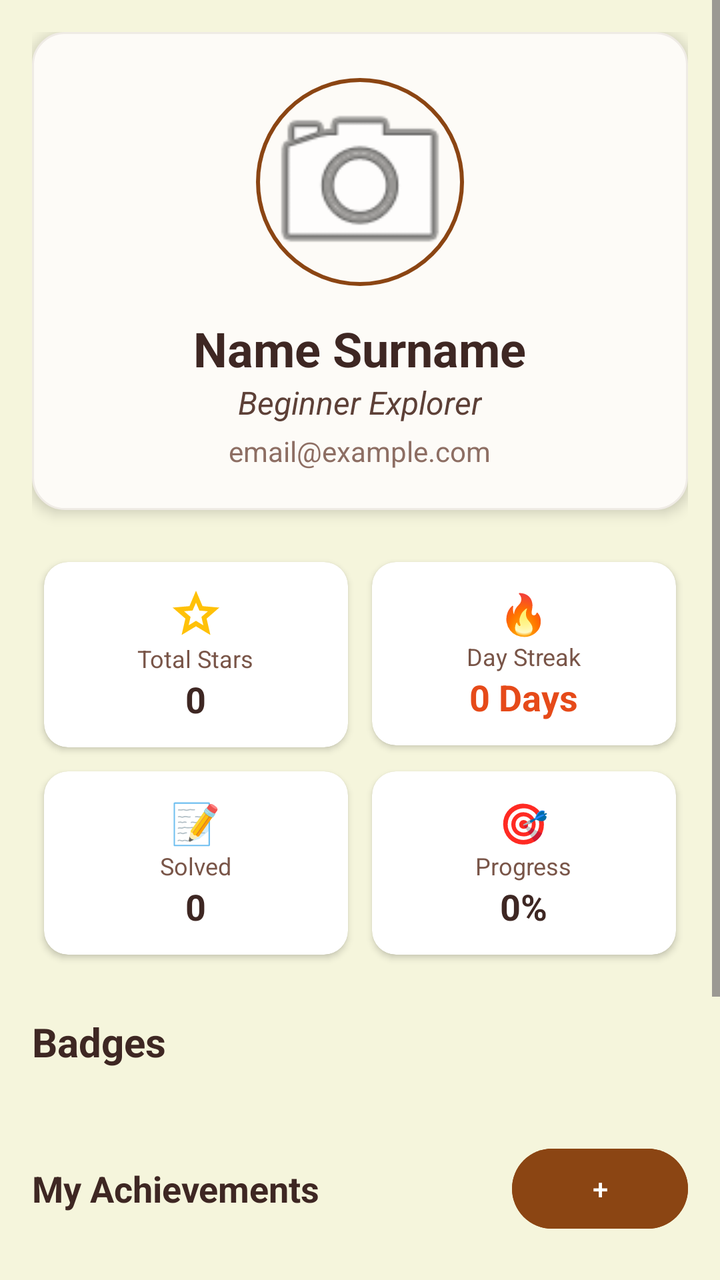
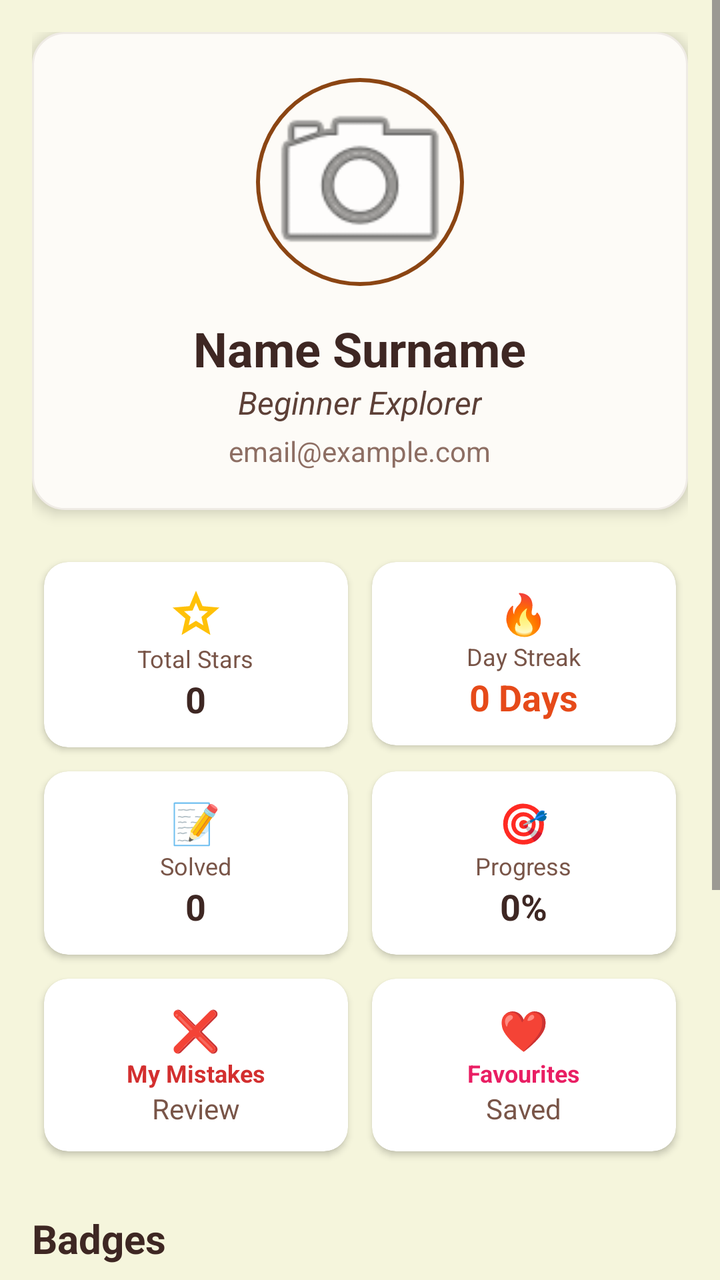

Compare the two renders of this Android layout. The source of the first and the diff that turns it into the second are given below.
<!-- AndroidManifest.xml: application theme Theme.OlympMathMentor -->
<!-- res/layout/fragment_profile.xml -->
<?xml version="1.0" encoding="utf-8"?>
<ScrollView xmlns:android="http://schemas.android.com/apk/res/android"
    xmlns:app="http://schemas.android.com/apk/res-auto"
    android:layout_width="match_parent"
    android:layout_height="match_parent"
    android:background="#F5F5DC">

    <LinearLayout
        android:layout_width="match_parent"
        android:layout_height="wrap_content"
        android:orientation="vertical"
        android:padding="16dp">

        <LinearLayout
            android:layout_width="match_parent"
            android:layout_height="wrap_content"
            android:gravity="center"
            android:orientation="vertical"
            android:padding="20dp"
            android:background="@drawable/rounded_header_bg"
            android:elevation="4dp">

            <com.google.android.material.imageview.ShapeableImageView
                android:id="@+id/profileImage"
                android:layout_width="110dp"
                android:layout_height="110dp"
                android:padding="4dp"
                android:scaleType="centerCrop"
                app:shapeAppearanceOverlay="@style/CircleImage"
                android:src="@android:drawable/ic_menu_camera"
                app:strokeColor="#8B4513"
                app:strokeWidth="2dp" />

            <TextView
                android:id="@+id/tvFullName"
                android:layout_width="wrap_content"
                android:layout_height="wrap_content"
                android:layout_marginTop="12dp"
                android:text="Name Surname"
                android:textColor="#3E2723"
                android:textSize="24sp"
                android:textStyle="bold" />

            <TextView
                android:id="@+id/tvUserStatus"
                android:layout_width="wrap_content"
                android:layout_height="wrap_content"
                android:text="Beginner Explorer"
                android:textColor="#5D4037"
                android:textSize="16sp"
                android:textStyle="italic" />

            <TextView
                android:id="@+id/tvEmail"
                android:layout_width="wrap_content"
                android:layout_height="wrap_content"
                android:layout_marginTop="4dp"
                android:text="email@example.com"
                android:textColor="#8D6E63"
                android:textSize="14sp" />
        </LinearLayout>

        <GridLayout
            android:layout_width="match_parent"
            android:layout_height="wrap_content"
            android:layout_marginTop="20dp"
            android:columnCount="2"
            android:alignmentMode="alignMargins"
            android:rowCount="2">

            <androidx.cardview.widget.CardView
                android:layout_width="0dp"
                android:layout_height="wrap_content"
                android:layout_columnWeight="1"
                android:layout_margin="6dp"
                app:cardCornerRadius="12dp"
                app:cardElevation="2dp">
                <LinearLayout
                    android:layout_width="match_parent"
                    android:layout_height="wrap_content"
                    android:orientation="vertical"
                    android:padding="12dp"
                    android:gravity="center">
                    <ImageView android:layout_width="28dp" android:layout_height="28dp" android:src="@drawable/ic_star" app:tint="#FFC107"/>
                    <TextView android:layout_width="wrap_content" android:layout_height="wrap_content" android:text="Total Stars" android:textSize="12sp" android:textColor="#795548"/>
                    <TextView android:id="@+id/tvTotalStars" android:layout_width="wrap_content" android:layout_height="wrap_content" android:text="0" android:textSize="18sp" android:textStyle="bold" android:textColor="#3E2723"/>
                </LinearLayout>
            </androidx.cardview.widget.CardView>

            <androidx.cardview.widget.CardView
                android:layout_width="0dp"
                android:layout_height="wrap_content"
                android:layout_columnWeight="1"
                android:layout_margin="6dp"
                app:cardCornerRadius="12dp"
                app:cardElevation="2dp">
                <LinearLayout
                    android:layout_width="match_parent"
                    android:layout_height="wrap_content"
                    android:orientation="vertical"
                    android:padding="12dp"
                    android:gravity="center">
                    <TextView android:layout_width="wrap_content" android:layout_height="wrap_content" android:text="🔥" android:textSize="20sp"/>
                    <TextView android:layout_width="wrap_content" android:layout_height="wrap_content" android:text="Day Streak" android:textSize="12sp" android:textColor="#795548"/>
                    <TextView android:id="@+id/tvStreakDays" android:layout_width="wrap_content" android:layout_height="wrap_content" android:text="0 Days" android:textSize="18sp" android:textStyle="bold" android:textColor="#E64A19"/>
                </LinearLayout>
            </androidx.cardview.widget.CardView>

            <androidx.cardview.widget.CardView
                android:layout_width="0dp"
                android:layout_height="wrap_content"
                android:layout_columnWeight="1"
                android:layout_margin="6dp"
                app:cardCornerRadius="12dp"
                app:cardElevation="2dp">
                <LinearLayout
                    android:layout_width="match_parent"
                    android:layout_height="wrap_content"
                    android:orientation="vertical"
                    android:padding="12dp"
                    android:gravity="center">
                    <TextView android:layout_width="wrap_content" android:layout_height="wrap_content" android:text="📝" android:textSize="20sp"/>
                    <TextView android:layout_width="wrap_content" android:layout_height="wrap_content" android:text="Solved" android:textSize="12sp" android:textColor="#795548"/>
                    <TextView android:id="@+id/tvSolvedProblems" android:layout_width="wrap_content" android:layout_height="wrap_content" android:text="0" android:textSize="18sp" android:textStyle="bold" android:textColor="#3E2723"/>
                </LinearLayout>
            </androidx.cardview.widget.CardView>

            <androidx.cardview.widget.CardView
                android:layout_width="0dp"
                android:layout_height="wrap_content"
                android:layout_columnWeight="1"
                android:layout_margin="6dp"
                app:cardCornerRadius="12dp"
                app:cardElevation="2dp">
                <LinearLayout
                    android:layout_width="match_parent"
                    android:layout_height="wrap_content"
                    android:orientation="vertical"
                    android:padding="12dp"
                    android:gravity="center">
                    <TextView android:layout_width="wrap_content" android:layout_height="wrap_content" android:text="🎯" android:textSize="20sp"/>
                    <TextView android:layout_width="wrap_content" android:layout_height="wrap_content" android:text="Progress" android:textSize="12sp" android:textColor="#795548"/>
                    <TextView android:id="@+id/tvAccuracy" android:layout_width="wrap_content" android:layout_height="wrap_content" android:text="0%" android:textSize="18sp" android:textStyle="bold" android:textColor="#3E2723"/>
                </LinearLayout>
            </androidx.cardview.widget.CardView>
        </GridLayout>

        <TextView
            android:layout_width="match_parent"
            android:layout_height="wrap_content"
            android:layout_marginTop="24dp"
            android:text="Badges"
            android:textSize="20sp"
            android:textStyle="bold"
            android:textColor="#3E2723"/>

        <HorizontalScrollView
            android:layout_width="match_parent"
            android:layout_height="wrap_content"
            android:layout_marginTop="8dp"
            android:scrollbars="none">
            <LinearLayout
                android:id="@+id/badgeContainer"
                android:layout_width="wrap_content"
                android:layout_height="wrap_content"
                android:orientation="horizontal"
                android:padding="4dp">
            </LinearLayout>
        </HorizontalScrollView>

        <LinearLayout
            android:layout_width="match_parent"
            android:layout_height="wrap_content"
            android:layout_marginTop="20dp"
            android:orientation="horizontal"
            android:gravity="center_vertical">
            <TextView
                android:layout_width="0dp"
                android:layout_height="wrap_content"
                android:layout_weight="1"
                android:text="My Achievements"
                android:textSize="18sp"
                android:textStyle="bold"
                android:textColor="#3E2723" />
            <Button
                android:id="@+id/btnAddAchievement"
                android:layout_width="wrap_content"
                android:layout_height="wrap_content"
                android:backgroundTint="#8B4513"
                android:textColor="@color/white"
                android:text="+" />
        </LinearLayout>
        <LinearLayout
            android:id="@+id/containerAchievements"
            android:layout_width="match_parent"
            android:layout_height="wrap_content"
            android:orientation="vertical" />

        <LinearLayout
            android:layout_width="match_parent"
            android:layout_height="wrap_content"
            android:layout_marginTop="20dp"
            android:orientation="horizontal"
            android:gravity="center_vertical">
            <TextView
                android:layout_width="0dp"
                android:layout_height="wrap_content"
                android:layout_weight="1"
                android:text="Current Goals"
                android:textSize="18sp"
                android:textStyle="bold"
                android:textColor="#3E2723" />
            <Button
                android:id="@+id/btnAddGoal"
                android:layout_width="wrap_content"
                android:layout_height="wrap_content"
                android:backgroundTint="#8B4513"
                android:textColor="@color/white"
                android:text="+" />
        </LinearLayout>
        <LinearLayout
            android:id="@+id/containerCurrentGoals"
            android:layout_width="match_parent"
            android:layout_height="wrap_content"
            android:orientation="vertical" />

        <TextView
            android:layout_width="match_parent"
            android:layout_height="wrap_content"
            android:text="Completed Goals"
            android:layout_marginTop="20dp"
            android:textSize="16sp"
            android:textColor="#5D4037"
            android:textStyle="italic"/>
        <LinearLayout
            android:id="@+id/containerCompletedGoals"
            android:layout_width="match_parent"
            android:layout_height="wrap_content"
            android:orientation="vertical" />

        <Button
            android:id="@+id/btnLogout"
            android:layout_width="match_parent"
            android:layout_height="wrap_content"
            android:text="Log Out"
            android:layout_marginTop="30dp"
            android:backgroundTint="#3E2723"
            android:textColor="@color/white" />

    </LinearLayout>
</ScrollView>
<!-- resources referenced by this layout -->
<resources>
  <color name="white">#FFFFFF</color>
  <!-- drawable ic_star (drawable) -->
  <vector xmlns:android="http://schemas.android.com/apk/res/android" android:height="24dp" android:tint="#000000" android:viewportHeight="960" android:viewportWidth="960" android:width="24dp">
        
      <path android:fillColor="@android:color/white" android:pathData="M354,673L480,597L606,674L573,530L684,434L538,421L480,285L422,420L276,433L387,530L354,673ZM233,840L298,559L80,370L368,345L480,80L592,345L880,370L662,559L727,840L480,691L233,840ZM480,490L480,490L480,490L480,490L480,490L480,490L480,490L480,490L480,490L480,490Z"/>
      
  </vector>
  <!-- drawable rounded_header_bg (drawable) -->
  <?xml version="1.0" encoding="utf-8"?>
  <shape xmlns:android="http://schemas.android.com/apk/res/android"
      android:shape="rectangle">
  
      <solid android:color="#FDFBF7" />
  
      <corners android:radius="16dp" />
  
      <stroke
          android:width="1dp"
          android:color="#EFEBE5" />
  
  </shape>
  <style name="CircleImage" parent="">
          <item name="cornerFamily">rounded</item>
          <item name="cornerSize">50%</item>
      </style>
  <style name="Theme.OlympMathMentor" parent="Base.Theme.OlympMathMentor" />
  <style name="Base.Theme.OlympMathMentor" parent="Theme.Material3.DayNight.NoActionBar">
          
          
      </style>
</resources>

<!-- the commit's change to res/layout/fragment_profile.xml (unified diff, before → after) -->
@@ -11,6 +11,7 @@
         android:orientation="vertical"
         android:padding="16dp">
 
+        
         <LinearLayout
             android:layout_width="match_parent"
             android:layout_height="wrap_content"
@@ -60,14 +61,17 @@
                 android:textSize="14sp" />
         </LinearLayout>
 
+        
+        
         <GridLayout
             android:layout_width="match_parent"
             android:layout_height="wrap_content"
             android:layout_marginTop="20dp"
             android:columnCount="2"
             android:alignmentMode="alignMargins"
-            android:rowCount="2">
-
+            android:rowCount="3">
+
+            
             <androidx.cardview.widget.CardView
                 android:layout_width="0dp"
                 android:layout_height="wrap_content"
@@ -87,6 +91,7 @@
                 </LinearLayout>
             </androidx.cardview.widget.CardView>
 
+            
             <androidx.cardview.widget.CardView
                 android:layout_width="0dp"
                 android:layout_height="wrap_content"
@@ -106,6 +111,7 @@
                 </LinearLayout>
             </androidx.cardview.widget.CardView>
 
+            
             <androidx.cardview.widget.CardView
                 android:layout_width="0dp"
                 android:layout_height="wrap_content"
@@ -125,6 +131,7 @@
                 </LinearLayout>
             </androidx.cardview.widget.CardView>
 
+            
             <androidx.cardview.widget.CardView
                 android:layout_width="0dp"
                 android:layout_height="wrap_content"
@@ -143,8 +150,58 @@
                     <TextView android:id="@+id/tvAccuracy" android:layout_width="wrap_content" android:layout_height="wrap_content" android:text="0%" android:textSize="18sp" android:textStyle="bold" android:textColor="#3E2723"/>
                 </LinearLayout>
             </androidx.cardview.widget.CardView>
+
+            
+            <androidx.cardview.widget.CardView
+                android:id="@+id/cvMyMistakes"
+                android:layout_width="0dp"
+                android:layout_height="wrap_content"
+                android:layout_columnWeight="1"
+                android:layout_margin="6dp"
+                app:cardCornerRadius="12dp"
+                app:cardElevation="2dp"
+                android:clickable="true"
+                android:focusable="true"
+                android:foreground="?android:attr/selectableItemBackground">
+                <LinearLayout
+                    android:layout_width="match_parent"
+                    android:layout_height="wrap_content"
+                    android:orientation="vertical"
+                    android:padding="12dp"
+                    android:gravity="center">
+                    <TextView android:layout_width="wrap_content" android:layout_height="wrap_content" android:text="❌" android:textSize="20sp"/>
+                    <TextView android:layout_width="wrap_content" android:layout_height="wrap_content" android:text="My Mistakes" android:textSize="12sp" android:textColor="#D32F2F" android:textStyle="bold"/>
+                    <TextView android:layout_width="wrap_content" android:layout_height="wrap_content" android:text="Review" android:textSize="14sp" android:textColor="#795548"/>
+                </LinearLayout>
+            </androidx.cardview.widget.CardView>
+
+            
+            <androidx.cardview.widget.CardView
+                android:id="@+id/cvFavourites"
+                android:layout_width="0dp"
+                android:layout_height="wrap_content"
+                android:layout_columnWeight="1"
+                android:layout_margin="6dp"
+                app:cardCornerRadius="12dp"
+                app:cardElevation="2dp"
+                android:clickable="true"
+                android:focusable="true"
+                android:foreground="?android:attr/selectableItemBackground">
+                <LinearLayout
+                    android:layout_width="match_parent"
+                    android:layout_height="wrap_content"
+                    android:orientation="vertical"
+                    android:padding="12dp"
+                    android:gravity="center">
+                    <TextView android:layout_width="wrap_content" android:layout_height="wrap_content" android:text="❤️" android:textSize="20sp"/>
+                    <TextView android:layout_width="wrap_content" android:layout_height="wrap_content" android:text="Favourites" android:textSize="12sp" android:textColor="#E91E63" android:textStyle="bold"/>
+                    <TextView android:layout_width="wrap_content" android:layout_height="wrap_content" android:text="Saved" android:textSize="14sp" android:textColor="#795548"/>
+                </LinearLayout>
+            </androidx.cardview.widget.CardView>
+
         </GridLayout>
 
+        
         <TextView
             android:layout_width="match_parent"
             android:layout_height="wrap_content"
@@ -168,6 +225,7 @@
             </LinearLayout>
         </HorizontalScrollView>
 
+        
         <LinearLayout
             android:layout_width="match_parent"
             android:layout_height="wrap_content"
@@ -196,6 +254,7 @@
             android:layout_height="wrap_content"
             android:orientation="vertical" />
 
+        
         <LinearLayout
             android:layout_width="match_parent"
             android:layout_height="wrap_content"
